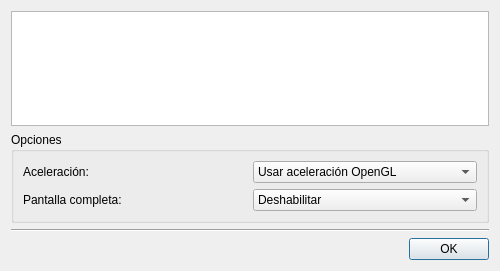
Old version of the form pilas/data/lanzador.ui in the repository hugoruscitti/pilas.
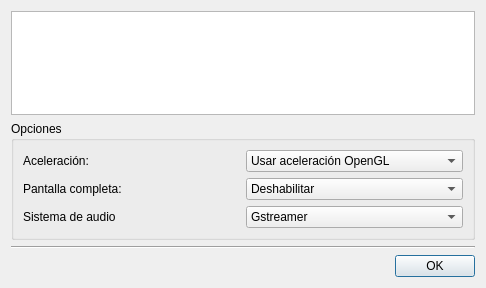
New version of the form.

Diff of the .ui file:
```diff
--- a/pilas/data/lanzador.ui
+++ b/pilas/data/lanzador.ui
@@ -6,8 +6,8 @@
    <rect>
     <x>0</x>
     <y>0</y>
-    <width>500</width>
-    <height>271</height>
+    <width>486</width>
+    <height>288</height>
    </rect>
   </property>
   <property name="windowTitle">
@@ -68,6 +68,32 @@
         </item>
        </widget>
       </item>
+      <item row="2" column="0">
+       <widget class="QLabel" name="label_3">
+        <property name="text">
+         <string>Sistema de audio</string>
+        </property>
+       </widget>
+      </item>
+      <item row="2" column="1">
+       <widget class="QComboBox" name="comboBox_3">
+        <item>
+         <property name="text">
+          <string>Gstreamer</string>
+         </property>
+        </item>
+        <item>
+         <property name="text">
+          <string>Phonon</string>
+         </property>
+        </item>
+        <item>
+         <property name="text">
+          <string>Deshabilitar</string>
+         </property>
+        </item>
+       </widget>
+      </item>
      </layout>
     </widget>
    </item>
```
